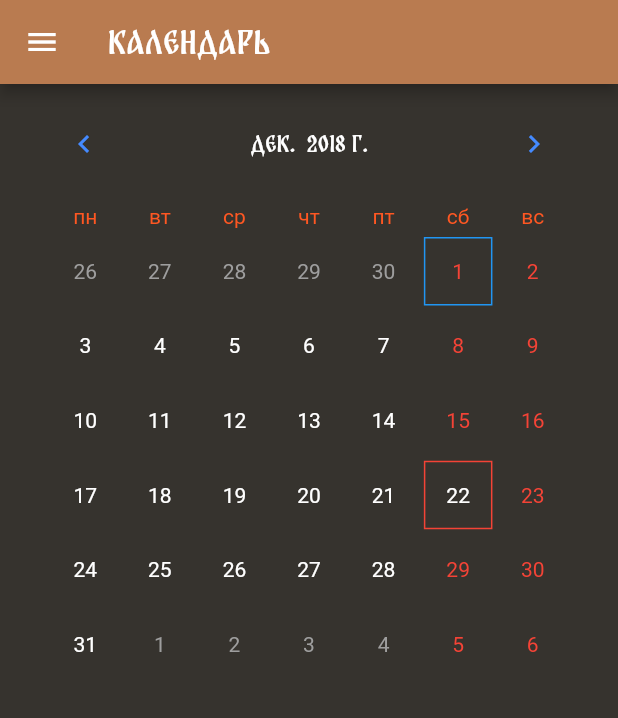
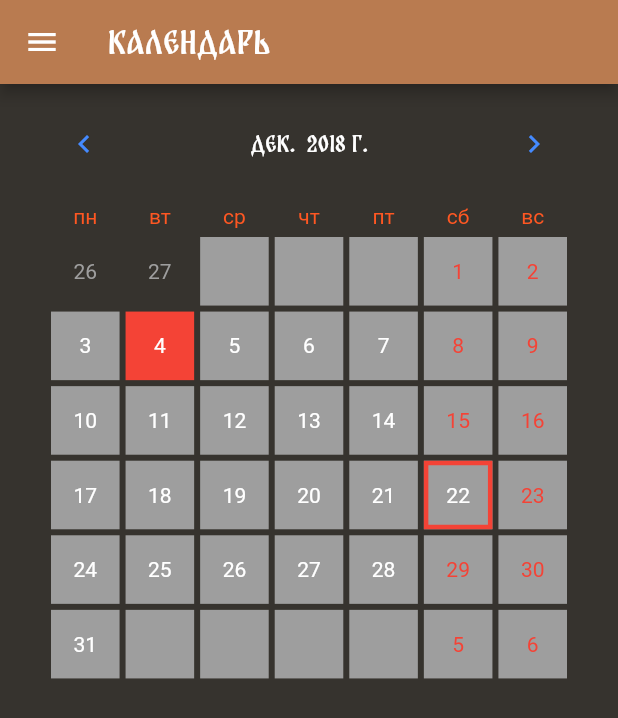
Before and after one commit to Ivan1992/falavastr, a Flutter app: the CalendarPage screen opened directly, on a phone screen of 412 x 824 dp. Shown: the top 718 px of the screen. Run offline on Flutter 3.47's test engine with Material 2 defaults, Android fonts, the phone set to English and light mode, and no system bars; our stand-ins replace shared_preferences; missing offline and left inert: date_utils; accounts and stored records are empty.

Commit message:
all holidays added and displayed in calendar

```diff
--- /dev/null
+++ b/lib/calendar/DateService.dart
@@ -0,0 +1,141 @@
+import 'Event.dart';
+
+class DateService {
+  static DateTime pasha(int god) {
+    var a = god % 19;
+    var b = god % 4;
+    var c = god % 7;
+    var d = (19 * a + 15) % 30;
+    var e = (2 * b + 4 * c + 6 * d + 6) % 7;
+    var f = d + e;
+    var noviyStil, easter;
+    if (f <= 9) {
+      easter = 22 + f;
+      noviyStil = DateTime(god, 3, easter).add(Duration(days: 13));
+    } else {
+      easter = f - 9;
+      noviyStil = DateTime(god, 4, easter).add(Duration(days: 13));
+    }
+    return noviyStil;
+  }
+
+  static bool isFastDay(DateTime d) {
+    if (isPrazdnik(d, 0) || isPrazdnik(d, 1)) {
+      return true;
+    }
+
+    DateTime p = pasha(d.year);
+
+    //ПЕТРОВСКИЙ (АПОСТОЛЬСКИЙ) Пост
+    DateTime start = p.add(Duration(days: 57));
+    DateTime end = DateTime(d.year, 7, 12);
+    if (d.compareTo(start) >= 0 && d.compareTo(end) <= 0 ) {
+      return true;
+    }
+
+    //УСПЕНСКИЙ Пост
+    start = DateTime(d.year, 8, 14);
+    end = DateTime(d.year, 8, 27);
+    if (d.compareTo(start) >= 0 && d.compareTo(end) <= 0 ) {
+      return true;
+    }
+
+    //РОЖДЕСТВЕНСКИЙ Пост
+    start = DateTime(d.year, 11, 29);
+    end = DateTime(d.year, 1, 6);
+    if (d.compareTo(start) >= 0 || d.compareTo(end) <= 0 ) {
+      return true;
+    }
+
+    //ВЕЛИКИЙ Пост
+    start = DateTime(p.year, p.month, p.day);
+    end = start.subtract(Duration(days: 48));
+    if (d.compareTo(start) >= 0 && d.compareTo(end) <= 0 ) {
+      return true;
+    }
+
+    //СПЛОШНАЯ Седмица по РОЖДЕСТВЕ ХРИСТОВОМ
+    start = DateTime(d.year, 1, 7);
+    end = DateTime(d.year, 1, 17);
+    if (d.compareTo(start) >= 0 && d.compareTo(end) <= 0 ) {
+      return false;
+    }
+
+    //СПЛОШНАЯ Седмица по ПЯТИДЕСЯТНИЦЕ
+    start = DateTime(p.year, p.month, p.day).add(Duration(days: 50));
+    end = DateTime(p.year, p.month, p.day).add(Duration(days: 57));
+    if (d.compareTo(start) >= 0 && d.compareTo(end) <= 0 ) {
+      return false;
+    }
+
+    //ВОЗДВИЖЕНИЕ ЧЕСТНАГО КРЕСТА - Пост
+    start = DateTime(d.year, 9, 27);
+    if (start.day == d.day && start.month == d.month) {
+      return true;
+    }
+
+    //УСЕКНОВЕНИЕ ГЛАВЫ СВ. ИОАННА ПРЕДОТЕЧИ - Пост
+    start = DateTime(d.year, 9, 11);
+    if (start.day == d.day && start.month == d.month) {
+      return true;
+    }
+
+    //СРЕДА, ПЯТНИЦА
+    if (d.weekday == DateTime.wednesday || d.weekday == DateTime.friday) {
+      return true;
+    }
+
+    return false;
+  }
+
+  static bool isPrazdnik(DateTime d, int type) {
+    return prazdniki.any((x) => x.isSame(d, type));
+    /* bool b = prazdniki.any((x) => x.isSame(d));
+    if (b) return true;
+    if (type == 0) {
+
+    } */
+  }
+}
+
+List<Event> prazdniki = [
+  Event(type: 0, name: "Вход Господень во Иеросалим", movable: true, daysShift: -7),
+  Event(type: 0, name: "Пасха", movable: true, daysShift: 0),
+  Event(type: 0, name: "Понедельник", movable: true, daysShift: 1),
+  Event(type: 0, name: "Вторник", movable: true, daysShift: 2),
+  Event(type: 0, name: "Троица", movable: true, daysShift: 49),
+  Event(date: DateTime(2018, 9, 21), type: 0, name: "Рождество Пресвятой Богородицы"),
+  Event(date:DateTime(2018, 9, 27), type: 0, name: "Воздвижение Креста Господня"),
+  Event(date:DateTime(2018, 12, 4), type: 0, name: "Введение во храм Пресвятой Богородицы"),
+  Event(date:DateTime(2018, 1, 7), type: 0, name: "Рождество Христово"),
+  Event(date:DateTime(2018, 1, 19), type: 0, name: "Крещение Господне (Богоявление)"),
+  Event(date:DateTime(2018, 2, 15), type: 0, name: "Сретение Господне"),
+  Event(date:DateTime(2018, 4, 7), type: 0, name: "Благовещение Пресвятой Богородицы"),
+  Event(date:DateTime(2018, 8, 19), type: 0, name: "Преображение Господне"),
+  Event(date:DateTime(2018, 8, 28), type: 0, name: "Успение Богородицы"),
+  Event(date:DateTime(2018, 1, 14), type: 1, name: "Обрезание Господне"),
+  Event(date:DateTime(2018, 7, 7), type: 1, name: "Рожество Иоанна Предотечи"),
+  Event(date:DateTime(2018, 7, 12), type: 1, name: "День святых первоверховных апостолов Петра и Павла"),
+  Event(date:DateTime(2018, 9, 11), type: 1, name: "Усекновение главы Иоанна Предотечи"),
+  Event(date:DateTime(2018, 10, 14), type: 1, name: "Покров Пресвятой Богородицы"),
+  Event(date:DateTime(2018, 7, 9), type: 2, name: "Празднование явления иконы Пресвятыя Богородицы Тихвинския"),
+  Event(date:DateTime(2018, 9, 14), type: 2, name: "Начало Индикту, еже есть новому лету"),
+  Event(date:DateTime(2018, 2, 12), type: 2, name: "Tрех святителей: Василия Великаго, Григория Богослова и Иоанна Златоустаго"),
+  Event(date:DateTime(2018, 3, 22), type: 2, name: "Сорок мучеников Севастийских"),
+  Event(date:DateTime(2018, 5, 6), type: 2, name: "Память влмч. Георгия Победоносца"),
+  Event(date:DateTime(2018, 6, 3), type: 2, name: "Празднование сретению иконы Пресвятыя Богородицы Владимирския"),
+  Event(date:DateTime(2018, 7, 9), type: 2, name: "Празднование явления иконы Пресвятыя Богородицы Тихвинския"),
+  Event(date:DateTime(2018, 7, 15), type: 2, name: "Положение ризы Богородицы в Лахерне"),
+  Event(date:DateTime(2018, 7, 21), type: 2, name: "Празднование явлению иконы Богородицы во граде Казани"),
+  Event(date:DateTime(2018, 7, 22), type: 2, name: "Явление иконы Богородицы во граде Можайске"),
+  Event(date:DateTime(2018, 7, 15), type: 2, name: "Положение ризы Богородицы в Лахерне"),
+  Event(date:DateTime(2018, 7, 23), type: 2, name: "Положение ризы Господа Бога и Спаса нашего Исуса Христа во граде Москве"),
+  Event(date:DateTime(2018, 8, 10), type: 2, name: "Празднование явлению иконы Богородицы Смоленския, именуемой Одигитрия"),
+  Event(date:DateTime(2018, 8, 14), type: 2, name: "Происхождение Креста Господня. Всемилостивого Спаса"),
+  Event(date:DateTime(2018, 11, 4), type: 2, name: "Празднование явлению иконы Пресвятыя Богородицы во граде Казани"),
+  Event(date:DateTime(2018, 11, 8), type: 2, name: "Св.влмч. Димитрия Солунскаго"),
+  Event(date:DateTime(2018, 11, 11), type: 2, name: "Свт. Амвросия, митрополита Белокриницкаго"),
+  Event(date:DateTime(2018, 11, 21), type: 2, name: "Собор св. архистратига Михаила и прочих сил безплотных"),
+  Event(date:DateTime(2018, 12, 10), type: 2, name: "Знамение от иконы Пресвятыя Богородицы в Великом Новеграде"),
+  Event(date:DateTime(2018, 12, 19), type: 2, name: "Иже во святых отца нашего Николы, архиеп. Мир Ликийских, чудотворца"),
+];
--- a/lib/calendar/Event.dart
+++ b/lib/calendar/Event.dart
@@ -1,23 +1,45 @@
-import 'package:flutter/material.dart';
+import 'DateService.dart';
 
 class Event {
   final DateTime date;
-  final String title;
-  final Widget icon;
-  final ShapeBorder shape;
-  final Color borderColor;
-  final Color fillColor;
-  final Decoration decoration;
+  final String name;
+  final int type;
   final bool movable;
+  final int daysShift;
 
-  Event({
-    this.date,
-    this.title,
-    this.icon,
-    this.shape,
-    this.borderColor,
-    this.fillColor,
-    this.decoration,
-    this.movable
-  }) : assert(date != null);
+  DateTime getDate(int year) {
+    if (!movable) return date;
+    DateTime pasha = DateService.pasha(year);
+    DateTime prazdnik = DateTime(1);
+    if (daysShift > 0) {
+      prazdnik = pasha.add(Duration(days: daysShift));
+    } else {
+      prazdnik = pasha.subtract(Duration(days: daysShift));
+    }
+    return prazdnik;
+  }
+
+  bool isSame(DateTime d, [type = -1]) {
+    if (movable) {
+      DateTime date = getDate(d.year);
+      if (type > -1) {
+        return d.day == date.day && d.month == date.month && this.type == type;
+      } else {
+        return d.day == date.day && d.month == date.month;
+      }
+    } else {
+      if (type > -1) {
+        return d.day == date.day && d.month == date.month && this.type == type;
+      } else {
+        return d.day == date.day && d.month == date.month;
+      }
+    }
+  }
+
+  const Event(
+      {this.date,
+      this.name,
+      this.type,
+      this.movable = false,
+      this.daysShift = 0});
 }
--- a/lib/calendar/calendar_carousel.dart
+++ b/lib/calendar/calendar_carousel.dart
@@ -1,6 +1,7 @@
 import 'dart:async';
 
-import 'package:falavastr/calendar/Event.dart';
+import 'Event.dart';
+import 'DateService.dart' show DateService;
 import 'package:intl/intl.dart' show DateFormat;
 import 'package:intl/date_symbol_data_local.dart';
 import 'package:flutter/material.dart';
@@ -496,30 +497,42 @@ class _CalendarState extends State<CalendarCarousel> {
     Color borderColor = Colors.transparent;
     Color fillColor = Colors.transparent;
 
-    if (widget.markedDatesMap != null && widget.markedDatesMap.length > 0) {
+    /* if (widget.markedDatesMap != null && widget.markedDatesMap.length > 0) {
       widget.markedDatesMap.forEach((event) {
         if (!event.movable) {
           if (event.date.month == now.month && event.date.day == now.day) {
             //borderColor = event.borderColor;
-            fillColor = event.fillColor;
+            fillColor = Colors.red;
           }
         }
       });
-    } else {}
+    } else {} */
+    if (DateService.isPrazdnik(now, 0)) {
+      fillColor = Colors.red;
+      borderColor = Colors.transparent;
+    } else if (DateService.isPrazdnik(now, 1)) {
+      fillColor = Colors.transparent;
+      borderColor = Colors.red;
+    } else if (DateService.isFastDay(now)) {
+      fillColor = Colors.grey;
+      borderColor = Colors.transparent;
+    }
+
 
     return FlatButton(
-      color: borderColor,
+      color: fillColor,
       onPressed: () => _onDayPressed(now),
       padding: EdgeInsets.all(widget.dayPadding),
       shape: RoundedRectangleBorder(
         side: BorderSide(
+          width: 3.0,
           color: isPrevMonthDay
               ? widget.prevMonthDayBorderColor
               : isNextMonthDay
                   ? widget.nextMonthDayBorderColor
                   : isToday && widget.todayBorderColor != null
                       ? widget.todayBorderColor
-                      : fillColor,
+                      : borderColor,
         ),
       ),
       child: Center(
@@ -998,7 +1011,7 @@ class _CalendarState extends State<CalendarCarousel> {
                 ),
                 width: double.infinity,
                 height: double.infinity,
-                child: event.icon,
+                child: null,//event.icon,
               )));
             } else {
               count++;
--- a/lib/pages/calendarPage.dart
+++ b/lib/pages/calendarPage.dart
@@ -1,4 +1,3 @@
-import 'package:falavastr/calendar/Event.dart';
 import 'package:falavastr/calendar/calendar_carousel.dart';
 import 'package:falavastr/drawer.dart';
 import 'package:flutter/material.dart';
@@ -9,12 +8,7 @@ class CalendarPage extends StatefulWidget {
 }
 
 class _CalendarPage extends State<CalendarPage> {
-  Event e = new Event(
-      date: DateTime(2018, 12, 1),
-      borderColor: Colors.red,
-      fillColor: Colors.blue,
-      shape: StadiumBorder(side: BorderSide(color: Colors.amber, width: 3.0)),
-      movable: false);
+
   DateTime _currentDate = DateTime.now();
   @override
   Widget build(BuildContext context) {
@@ -35,7 +29,6 @@ class _CalendarPage extends State<CalendarPage> {
                 color: Colors.red,
               ),
               locale: "ru",
-              markedDatesMap: <Event>[e],
               thisMonthDayBorderColor: Colors.grey,
               daysTextStyle: TextStyle(color: Colors.white),
               weekFormat: false,
```
